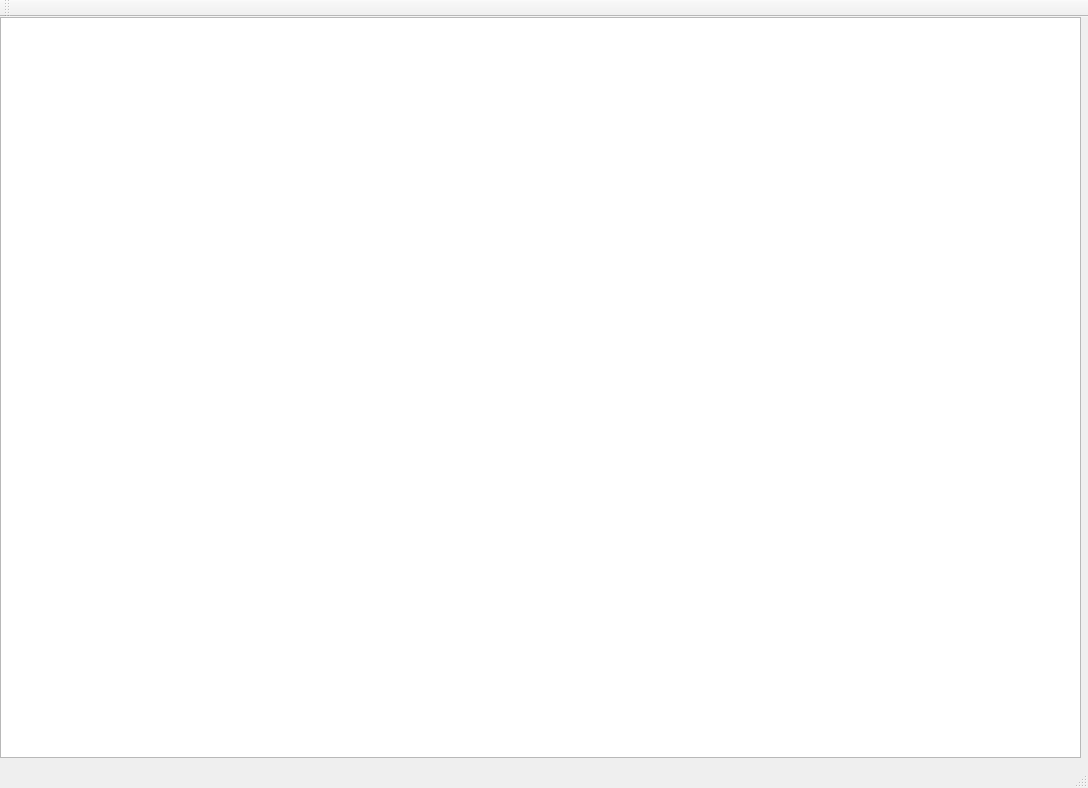
The window that final/mainwindow.ui (FinalMission/raspberry-pi-qt) describes before a commit, drawn with Qt 5.
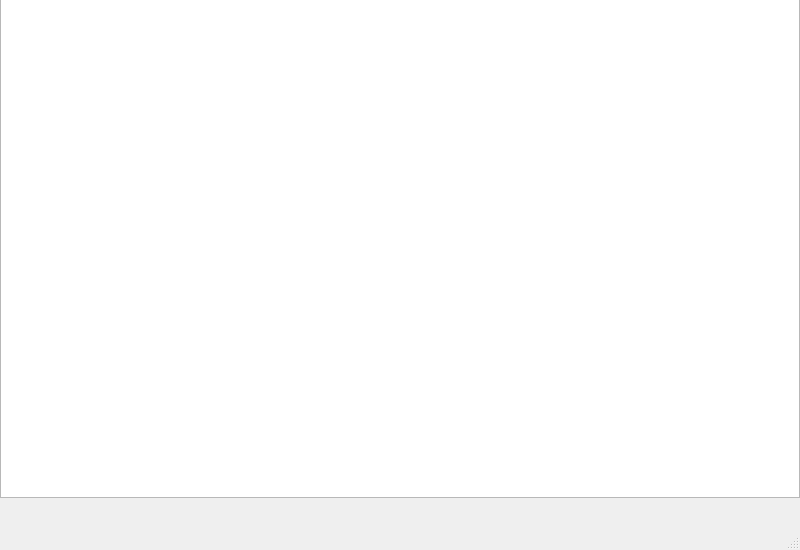
The same window after the commit.

```diff
--- a/final/mainwindow.ui
+++ b/final/mainwindow.ui
@@ -6,8 +6,8 @@
    <rect>
     <x>0</x>
     <y>0</y>
-    <width>1088</width>
-    <height>788</height>
+    <width>800</width>
+    <height>550</height>
    </rect>
   </property>
   <property name="windowTitle">
@@ -18,21 +18,13 @@
     <property name="geometry">
      <rect>
       <x>0</x>
-      <y>0</y>
-      <width>1081</width>
-      <height>741</height>
+      <y>-32</y>
+      <width>800</width>
+      <height>530</height>
      </rect>
     </property>
    </widget>
   </widget>
-  <widget class="QToolBar" name="mainToolBar">
-   <attribute name="toolBarArea">
-    <enum>TopToolBarArea</enum>
-   </attribute>
-   <attribute name="toolBarBreak">
-    <bool>false</bool>
-   </attribute>
-  </widget>
   <widget class="QStatusBar" name="statusBar"/>
  </widget>
  <layoutdefault spacing="6" margin="11"/>
```
